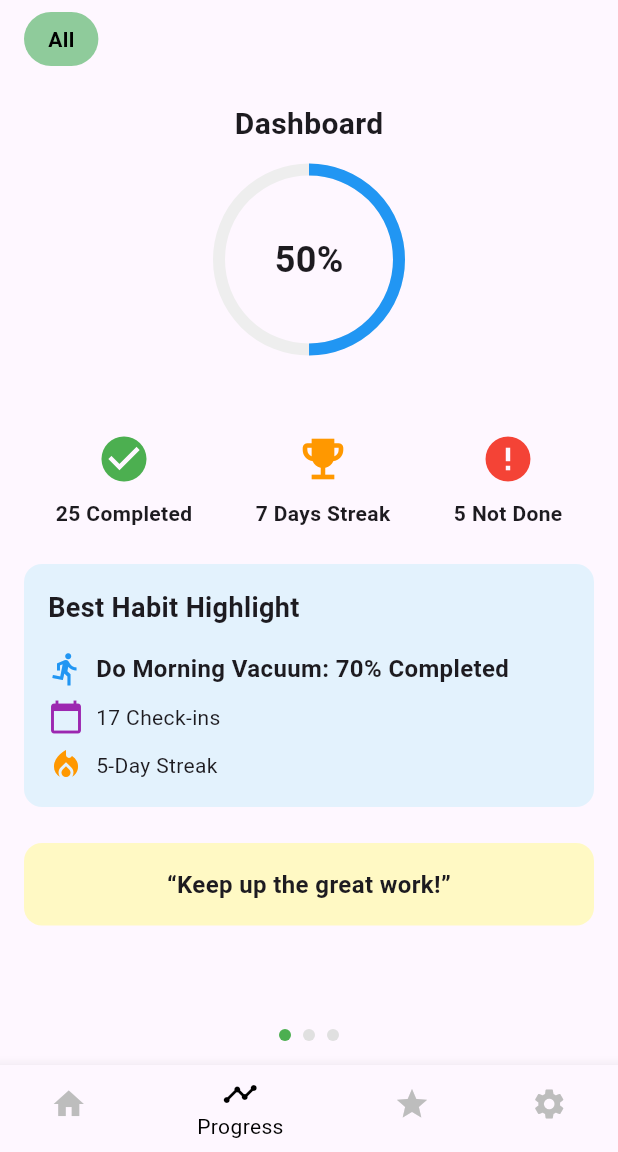
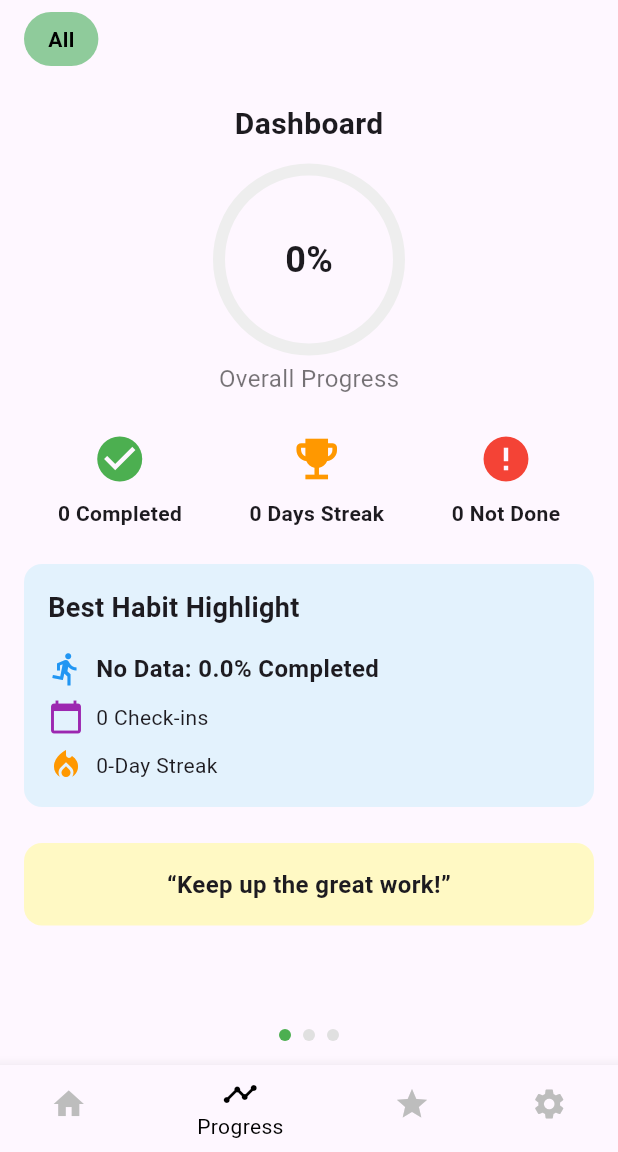
Before and after one commit to gregaspan/recur, a Flutter app: the ProgressScreenMain screen opened by its route, on a phone screen of 412 x 824 dp, the part 84-1236 px from its top. Run offline on Flutter 3.47's test engine with Material 3 defaults, Android fonts, the phone set to English and light mode, and no system bars; our stand-ins replace cloud_firestore, firebase_core, fl_chart, table_calendar; accounts and stored records are empty.

Commit message:
overall progress read from database

```diff
--- a/recur_application/lib/screens/progress/overall_progress_screen.dart
+++ b/recur_application/lib/screens/progress/overall_progress_screen.dart
@@ -1,9 +1,68 @@
 import 'package:flutter/material.dart';
+import 'package:cloud_firestore/cloud_firestore.dart';
 
 class OverallProgressScreen extends StatelessWidget {
   @override
   Widget build(BuildContext context) {
     final isLandscape = MediaQuery.of(context).orientation == Orientation.landscape;
+
+    return StreamBuilder<QuerySnapshot>(
+      stream: FirebaseFirestore.instance.collection('habits').snapshots(),
+      builder: (context, snapshot) {
+        if (!snapshot.hasData) {
+          return Center(child: CircularProgressIndicator());
+        }
+
+        // Pridobimo podatke iz baze
+        final habits = snapshot.data!.docs;
+        int notDoneCount = 0;
+        int streakDays = 0;
+        String bestHabitName = "No Data";
+        double bestHabitCompletion = 0.0;
+        int bestHabitCheckIns = 0;
+        final int totalHabits = habits.length; // Skupno število habitov
+        int completedCount = 0;
+        int failedCount = 0;
+
+        // Iteriramo skozi vse habite, da izračunamo statistike
+        for (var habit in habits) {
+          final data = habit.data() as Map<String, dynamic>;
+          final periods = data['periods'] as Map<String, dynamic>? ?? {};
+          final String name = data['name'] ?? 'Unnamed Habit';
+
+          bool isCompleted = periods.values.any((period) => period['status'] == 'completed');
+          bool isFailed = periods.values.any((period) => period['status'] == 'failed');
+
+          if (isCompleted) {
+            completedCount++;
+          } else if (isFailed) {
+            failedCount++;
+          }
+
+          // Izračunamo napredek na podlagi trenutnega obdobja
+          for (var periodKey in periods.keys) {
+            final periodData = periods[periodKey];
+
+            // Najdemo habit z največjim napredkom
+            final progress = periodData['progress'] ?? 0.0;
+            if (progress > bestHabitCompletion) {
+              bestHabitName = name;
+              bestHabitCompletion = progress * 100; // Pretvorimo v odstotke
+              bestHabitCheckIns = (periodData['intakes'] as List<dynamic>?)?.length ?? 0;
+            }
+
+            // Določimo streak, če je na voljo
+            final streak = periodData['streak'] ?? 0;
+            if (streak > streakDays) streakDays = streak;
+          }
+        }
+
+
+        // Izračunamo napredek tako, da zmanjšamo vpliv "failed" habitov
+        final overallCompletion = totalHabits > 0
+          ? (((completedCount - failedCount).clamp(0, totalHabits) / totalHabits) * 100).toInt()
+          : 0;
+
 
         return SingleChildScrollView(
           child: Padding(
@@ -23,11 +82,13 @@ class OverallProgressScreen extends StatelessWidget {
                               style: TextStyle(fontWeight: FontWeight.bold, fontSize: 20),
                             ),
                             SizedBox(height: 16),
-                        CircularProgressIndicatorWithLabel(percentage: 50, description: ""),
+                            CircularProgressIndicatorWithLabel(
+                              percentage: overallCompletion,
+                              description: "Overall Progress",
+                            ),
                           ],
                         ),
                       ),
-
                       // Right Section: Summary and Highlights
                       Expanded(
                         flex: 2,
@@ -38,14 +99,31 @@ class OverallProgressScreen extends StatelessWidget {
                             Row(
                               mainAxisAlignment: MainAxisAlignment.spaceAround,
                               children: [
-                            SummaryStat(icon: Icons.check_circle, color: Colors.green, label: "25 Completed"),
-                            SummaryStat(icon: Icons.emoji_events, color: Colors.orange, label: "7 Days Streak"),
-                            SummaryStat(icon: Icons.error, color: Colors.red, label: "5 Not Done"),
+                                SummaryStat(
+                                  icon: Icons.check_circle,
+                                  color: Colors.green,
+                                  label: "$completedCount Completed",
+                                ),
+                                SummaryStat(
+                                  icon: Icons.emoji_events,
+                                  color: Colors.orange,
+                                  label: "$streakDays Days Streak",
+                                ),
+                                SummaryStat(
+                                  icon: Icons.error,
+                                  color: Colors.red,
+                                  label: "$notDoneCount Not Done",
+                                ),
                               ],
                             ),
                             SizedBox(height: 24),
                             // Best Habit Highlight
-                        _buildBestHabitHighlight(),
+                            _buildBestHabitHighlight(
+                              name: bestHabitName,
+                              completion: bestHabitCompletion,
+                              checkIns: bestHabitCheckIns,
+                              streak: streakDays,
+                            ),
                             SizedBox(height: 24),
                             // Motivational Quote
                             _buildMotivationalQuote(),
@@ -64,20 +142,40 @@ class OverallProgressScreen extends StatelessWidget {
                       ),
                       SizedBox(height: 16),
                       // Circular Progress Bar
-                  CircularProgressIndicatorWithLabel(percentage: 50, description: ""),
+                      CircularProgressIndicatorWithLabel(
+                        percentage: overallCompletion,
+                        description: "Overall Progress",
+                      ),
                       SizedBox(height: 24),
                       // Status Summary
                       Row(
                         mainAxisAlignment: MainAxisAlignment.spaceAround,
                         children: [
-                      SummaryStat(icon: Icons.check_circle, color: Colors.green, label: "25 Completed"),
-                      SummaryStat(icon: Icons.emoji_events, color: Colors.orange, label: "7 Days Streak"),
-                      SummaryStat(icon: Icons.error, color: Colors.red, label: "5 Not Done"),
+                          SummaryStat(
+                            icon: Icons.check_circle,
+                            color: Colors.green,
+                            label: "$completedCount Completed",
+                          ),
+                          SummaryStat(
+                            icon: Icons.emoji_events,
+                            color: Colors.orange,
+                            label: "$streakDays Days Streak",
+                          ),
+                          SummaryStat(
+                            icon: Icons.error,
+                            color: Colors.red,
+                            label: "$notDoneCount Not Done",
+                          ),
                         ],
                       ),
                       SizedBox(height: 24),
                       // Best Habit Highlight
-                  _buildBestHabitHighlight(),
+                      _buildBestHabitHighlight(
+                        name: bestHabitName,
+                        completion: bestHabitCompletion,
+                        checkIns: bestHabitCheckIns,
+                        streak: streakDays,
+                      ),
                       SizedBox(height: 24),
                       // Motivational Quote
                       _buildMotivationalQuote(),
@@ -85,9 +183,16 @@ class OverallProgressScreen extends StatelessWidget {
                   ),
           ),
         );
+      },
+    );
   }
 
-  Widget _buildBestHabitHighlight() {
+  Widget _buildBestHabitHighlight({
+    required String name,
+    required double completion,
+    required int checkIns,
+    required int streak,
+  }) {
     return Container(
       decoration: BoxDecoration(
         color: Colors.blue[50],
@@ -108,7 +213,7 @@ class OverallProgressScreen extends StatelessWidget {
               SizedBox(width: 8),
               Expanded(
                 child: Text(
-                  "Do Morning Vacuum: 70% Completed",
+                  "$name: ${completion.toStringAsFixed(1)}% Completed",
                   style: TextStyle(fontSize: 16, fontWeight: FontWeight.bold),
                 ),
               ),
@@ -119,7 +224,7 @@ class OverallProgressScreen extends StatelessWidget {
             children: [
               Icon(Icons.calendar_today, color: Colors.purple),
               SizedBox(width: 8),
-              Text("17 Check-ins"),
+              Text("$checkIns Check-ins"),
             ],
           ),
           SizedBox(height: 8),
@@ -127,7 +232,7 @@ class OverallProgressScreen extends StatelessWidget {
             children: [
               Icon(Icons.local_fire_department, color: Colors.orange),
               SizedBox(width: 8),
-              Text("5-Day Streak"),
+              Text("$streak-Day Streak"),
             ],
           ),
         ],
```
Lines whose indentation alone changed are shown as unchanged.
